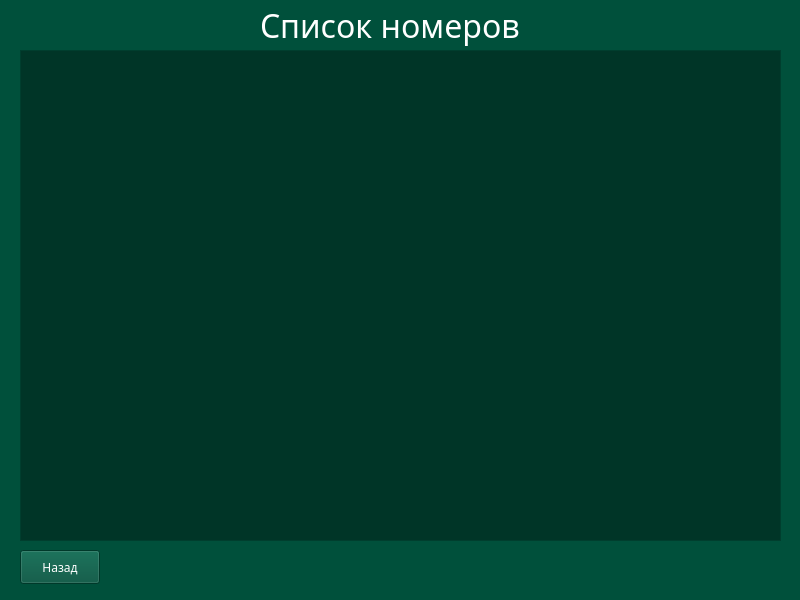
Before: the Qt Designer form gui_files/table_list.ui in VantuzFed/hotel_mit, drawn with Qt 5.
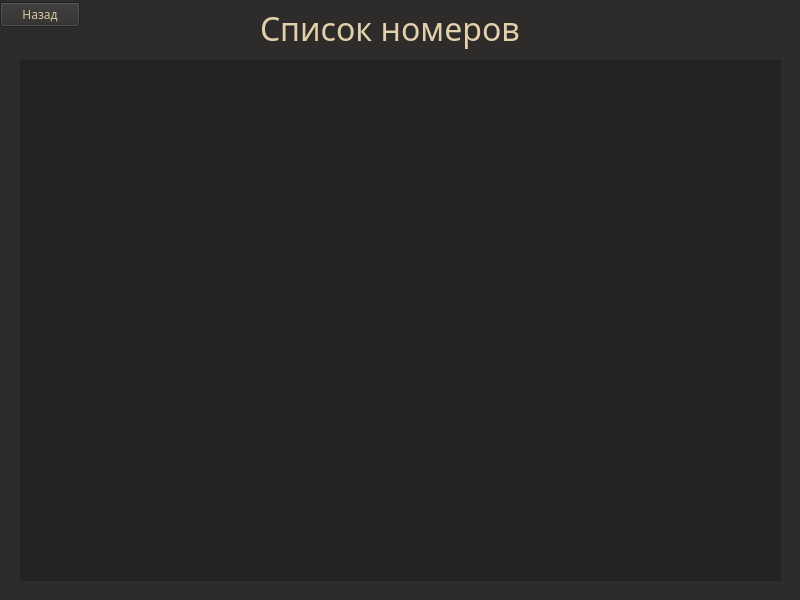
After: the same form once the commit is applied.

The edit to the form file:
```diff
--- a/gui_files/table_list.ui
+++ b/gui_files/table_list.ui
@@ -10,12 +10,6 @@
     <height>600</height>
    </rect>
   </property>
-  <property name="sizePolicy">
-   <sizepolicy hsizetype="Fixed" vsizetype="Fixed">
-    <horstretch>0</horstretch>
-    <verstretch>0</verstretch>
-   </sizepolicy>
-  </property>
   <property name="minimumSize">
    <size>
     <width>800</width>
@@ -34,99 +28,99 @@
      <colorrole role="WindowText">
       <brush brushstyle="SolidPattern">
        <color alpha="255">
-        <red>255</red>
-        <green>255</green>
-        <blue>255</blue>
+        <red>225</red>
+        <green>208</green>
+        <blue>169</blue>
        </color>
       </brush>
      </colorrole>
      <colorrole role="Button">
       <brush brushstyle="SolidPattern">
        <color alpha="255">
-        <red>0</red>
-        <green>80</green>
-        <blue>59</blue>
+        <red>46</red>
+        <green>44</green>
+        <blue>43</blue>
        </color>
       </brush>
      </colorrole>
      <colorrole role="Light">
       <brush brushstyle="SolidPattern">
        <color alpha="255">
-        <red>0</red>
-        <green>120</green>
-        <blue>88</blue>
+        <red>69</red>
+        <green>66</green>
+        <blue>65</blue>
        </color>
       </brush>
      </colorrole>
      <colorrole role="Midlight">
       <brush brushstyle="SolidPattern">
        <color alpha="255">
-        <red>0</red>
-        <green>100</green>
-        <blue>73</blue>
+        <red>57</red>
+        <green>55</green>
+        <blue>54</blue>
        </color>
       </brush>
      </colorrole>
      <colorrole role="Dark">
       <brush brushstyle="SolidPattern">
        <color alpha="255">
-        <red>0</red>
-        <green>40</green>
-        <blue>29</blue>
+        <red>23</red>
+        <green>22</green>
+        <blue>22</blue>
        </color>
       </brush>
      </colorrole>
      <colorrole role="Mid">
       <brush brushstyle="SolidPattern">
        <color alpha="255">
-        <red>0</red>
-        <green>53</green>
-        <blue>39</blue>
+        <red>31</red>
+        <green>29</green>
+        <blue>29</blue>
        </color>
       </brush>
      </colorrole>
      <colorrole role="Text">
       <brush brushstyle="SolidPattern">
        <color alpha="255">
-        <red>255</red>
-        <green>255</green>
-        <blue>255</blue>
+        <red>215</red>
+        <green>201</green>
+        <blue>163</blue>
        </color>
       </brush>
      </colorrole>
      <colorrole role="BrightText">
       <brush brushstyle="SolidPattern">
        <color alpha="255">
-        <red>255</red>
-        <green>255</green>
-        <blue>255</blue>
+        <red>215</red>
+        <green>201</green>
+        <blue>163</blue>
        </color>
       </brush>
      </colorrole>
      <colorrole role="ButtonText">
       <brush brushstyle="SolidPattern">
        <color alpha="255">
-        <red>255</red>
-        <green>255</green>
-        <blue>255</blue>
+        <red>215</red>
+        <green>201</green>
+        <blue>163</blue>
        </color>
       </brush>
      </colorrole>
      <colorrole role="Base">
       <brush brushstyle="SolidPattern">
        <color alpha="255">
-        <red>0</red>
-        <green>53</green>
-        <blue>39</blue>
+        <red>36</red>
+        <green>34</green>
+        <blue>33</blue>
        </color>
       </brush>
      </colorrole>
      <colorrole role="Window">
       <brush brushstyle="SolidPattern">
        <color alpha="255">
-        <red>0</red>
-        <green>80</green>
-        <blue>59</blue>
+        <red>46</red>
+        <green>44</green>
+        <blue>43</blue>
        </color>
       </brush>
      </colorrole>
@@ -139,12 +133,21 @@
        </color>
       </brush>
      </colorrole>
+     <colorrole role="Highlight">
+      <brush brushstyle="SolidPattern">
+       <color alpha="255">
+        <red>167</red>
+        <green>164</green>
+        <blue>0</blue>
+       </color>
+      </brush>
+     </colorrole>
      <colorrole role="AlternateBase">
       <brush brushstyle="SolidPattern">
        <color alpha="255">
-        <red>0</red>
-        <green>40</green>
-        <blue>29</blue>
+        <red>23</red>
+        <green>22</green>
+        <blue>21</blue>
        </color>
       </brush>
      </colorrole>
@@ -168,7 +171,7 @@
      </colorrole>
      <colorrole role="PlaceholderText">
       <brush brushstyle="SolidPattern">
-       <color alpha="128">
+       <color alpha="127">
         <red>255</red>
         <green>255</green>
         <blue>255</blue>
@@ -180,99 +183,99 @@
      <colorrole role="WindowText">
       <brush brushstyle="SolidPattern">
        <color alpha="255">
-        <red>255</red>
-        <green>255</green>
-        <blue>255</blue>
+        <red>225</red>
+        <green>208</green>
+        <blue>169</blue>
        </color>
       </brush>
      </colorrole>
      <colorrole role="Button">
       <brush brushstyle="SolidPattern">
        <color alpha="255">
-        <red>0</red>
-        <green>80</green>
-        <blue>59</blue>
+        <red>46</red>
+        <green>44</green>
+        <blue>43</blue>
        </color>
       </brush>
      </colorrole>
      <colorrole role="Light">
       <brush brushstyle="SolidPattern">
        <color alpha="255">
-        <red>0</red>
-        <green>120</green>
-        <blue>88</blue>
+        <red>69</red>
+        <green>66</green>
+        <blue>65</blue>
        </color>
       </brush>
      </colorrole>
      <colorrole role="Midlight">
       <brush brushstyle="SolidPattern">
        <color alpha="255">
-        <red>0</red>
-        <green>100</green>
-        <blue>73</blue>
+        <red>57</red>
+        <green>55</green>
+        <blue>54</blue>
        </color>
       </brush>
      </colorrole>
      <colorrole role="Dark">
       <brush brushstyle="SolidPattern">
        <color alpha="255">
-        <red>0</red>
-        <green>40</green>
-        <blue>29</blue>
+        <red>23</red>
+        <green>22</green>
+        <blue>22</blue>
        </color>
       </brush>
      </colorrole>
      <colorrole role="Mid">
       <brush brushstyle="SolidPattern">
        <color alpha="255">
-        <red>0</red>
-        <green>53</green>
-        <blue>39</blue>
+        <red>31</red>
+        <green>29</green>
+        <blue>29</blue>
        </color>
       </brush>
      </colorrole>
      <colorrole role="Text">
       <brush brushstyle="SolidPattern">
        <color alpha="255">
-        <red>255</red>
-        <green>255</green>
-        <blue>255</blue>
+        <red>215</red>
+        <green>201</green>
+        <blue>163</blue>
        </color>
       </brush>
      </colorrole>
      <colorrole role="BrightText">
       <brush brushstyle="SolidPattern">
        <color alpha="255">
-        <red>255</red>
-        <green>255</green>
-        <blue>255</blue>
+        <red>215</red>
+        <green>201</green>
+        <blue>163</blue>
        </color>
       </brush>
      </colorrole>
      <colorrole role="ButtonText">
       <brush brushstyle="SolidPattern">
        <color alpha="255">
-        <red>255</red>
-        <green>255</green>
-        <blue>255</blue>
+        <red>215</red>
+        <green>201</green>
+        <blue>163</blue>
        </color>
       </brush>
      </colorrole>
      <colorrole role="Base">
       <brush brushstyle="SolidPattern">
        <color alpha="255">
-        <red>0</red>
-        <green>53</green>
-        <blue>39</blue>
+        <red>36</red>
+        <green>34</green>
+        <blue>33</blue>
        </color>
       </brush>
      </colorrole>
      <colorrole role="Window">
       <brush brushstyle="SolidPattern">
        <color alpha="255">
-        <red>0</red>
-        <green>80</green>
-        <blue>59</blue>
+        <red>46</red>
+        <green>44</green>
+        <blue>43</blue>
        </color>
       </brush>
      </colorrole>
@@ -285,12 +288,21 @@
        </color>
       </brush>
      </colorrole>
+     <colorrole role="Highlight">
+      <brush brushstyle="SolidPattern">
+       <color alpha="255">
+        <red>167</red>
+        <green>164</green>
+        <blue>0</blue>
+       </color>
+      </brush>
+     </colorrole>
      <colorrole role="AlternateBase">
       <brush brushstyle="SolidPattern">
        <color alpha="255">
-        <red>0</red>
-        <green>40</green>
-        <blue>29</blue>
+        <red>23</red>
+        <green>22</green>
+        <blue>21</blue>
        </color>
       </brush>
      </colorrole>
@@ -314,7 +326,7 @@
      </colorrole>
      <colorrole role="PlaceholderText">
       <brush brushstyle="SolidPattern">
-       <color alpha="128">
+       <color alpha="127">
         <red>255</red>
         <green>255</green>
         <blue>255</blue>
@@ -326,99 +338,99 @@
      <colorrole role="WindowText">
       <brush brushstyle="SolidPattern">
        <color alpha="255">
-        <red>0</red>
-        <green>40</green>
-        <blue>29</blue>
+        <red>23</red>
+        <green>22</green>
+        <blue>22</blue>
        </color>
       </brush>
      </colorrole>
      <colorrole role="Button">
       <brush brushstyle="SolidPattern">
        <color alpha="255">
-        <red>0</red>
-        <green>80</green>
-        <blue>59</blue>
+        <red>46</red>
+        <green>44</green>
+        <blue>43</blue>
        </color>
       </brush>
      </colorrole>
      <colorrole role="Light">
       <brush brushstyle="SolidPattern">
        <color alpha="255">
-        <red>0</red>
-        <green>120</green>
-        <blue>88</blue>
+        <red>69</red>
+        <green>66</green>
+        <blue>65</blue>
        </color>
       </brush>
      </colorrole>
      <colorrole role="Midlight">
       <brush brushstyle="SolidPattern">
        <color alpha="255">
-        <red>0</red>
-        <green>100</green>
-        <blue>73</blue>
+        <red>57</red>
+        <green>55</green>
+        <blue>54</blue>
        </color>
       </brush>
      </colorrole>
      <colorrole role="Dark">
       <brush brushstyle="SolidPattern">
        <color alpha="255">
-        <red>0</red>
-        <green>40</green>
-        <blue>29</blue>
+        <red>23</red>
+        <green>22</green>
+        <blue>22</blue>
        </color>
       </brush>
      </colorrole>
      <colorrole role="Mid">
       <brush brushstyle="SolidPattern">
        <color alpha="255">
-        <red>0</red>
-        <green>53</green>
-        <blue>39</blue>
+        <red>31</red>
+        <green>29</green>
+        <blue>29</blue>
        </color>
       </brush>
      </colorrole>
      <colorrole role="Text">
       <brush brushstyle="SolidPattern">
        <color alpha="255">
-        <red>0</red>
-        <green>40</green>
-        <blue>29</blue>
+        <red>23</red>
+        <green>22</green>
+        <blue>22</blue>
        </color>
       </brush>
      </colorrole>
      <colorrole role="BrightText">
       <brush brushstyle="SolidPattern">
        <color alpha="255">
-        <red>255</red>
-        <green>255</green>
-        <blue>255</blue>
+        <red>215</red>
+        <green>201</green>
+        <blue>163</blue>
        </color>
       </brush>
      </colorrole>
      <colorrole role="ButtonText">
       <brush brushstyle="SolidPattern">
        <color alpha="255">
-        <red>0</red>
-        <green>40</green>
-        <blue>29</blue>
+        <red>23</red>
+        <green>22</green>
+        <blue>22</blue>
        </color>
       </brush>
      </colorrole>
      <colorrole role="Base">
       <brush brushstyle="SolidPattern">
        <color alpha="255">
-        <red>0</red>
-        <green>80</green>
-        <blue>59</blue>
+        <red>46</red>
+        <green>44</green>
+        <blue>43</blue>
        </color>
       </brush>
      </colorrole>
      <colorrole role="Window">
       <brush brushstyle="SolidPattern">
        <color alpha="255">
-        <red>0</red>
-        <green>80</green>
-        <blue>59</blue>
+        <red>46</red>
+        <green>44</green>
+        <blue>43</blue>
        </color>
       </brush>
      </colorrole>
@@ -431,12 +443,21 @@
        </color>
       </brush>
      </colorrole>
+     <colorrole role="Highlight">
+      <brush brushstyle="SolidPattern">
+       <color alpha="255">
+        <red>145</red>
+        <green>145</green>
+        <blue>145</blue>
+       </color>
+      </brush>
+     </colorrole>
      <colorrole role="AlternateBase">
       <brush brushstyle="SolidPattern">
        <color alpha="255">
-        <red>0</red>
-        <green>80</green>
-        <blue>59</blue>
+        <red>46</red>
+        <green>44</green>
+        <blue>43</blue>
        </color>
       </brush>
      </colorrole>
@@ -460,10 +481,10 @@
      </colorrole>
      <colorrole role="PlaceholderText">
       <brush brushstyle="SolidPattern">
-       <color alpha="128">
-        <red>255</red>
-        <green>255</green>
-        <blue>255</blue>
+       <color alpha="127">
+        <red>23</red>
+        <green>22</green>
+        <blue>22</blue>
        </color>
       </brush>
      </colorrole>
@@ -472,21 +493,43 @@
   </property>
   <property name="font">
    <font>
-    <family>Sans Serif</family>
-    <italic>false</italic>
+    <family>Rubik</family>
    </font>
   </property>
   <property name="windowTitle">
    <string>Список номеров</string>
   </property>
-  <property name="windowOpacity">
-   <double>0.000000000000000</double>
-  </property>
+  <widget class="QPushButton" name="button">
+   <property name="geometry">
+    <rect>
+     <x>0</x>
+     <y>2</y>
+     <width>80</width>
+     <height>25</height>
+    </rect>
+   </property>
+   <property name="text">
+    <string>Назад</string>
+   </property>
+  </widget>
+  <widget class="QTableWidget" name="table">
+   <property name="geometry">
+    <rect>
+     <x>20</x>
+     <y>60</y>
+     <width>761</width>
+     <height>521</height>
+    </rect>
+   </property>
+   <property name="editTriggers">
+    <set>QAbstractItemView::NoEditTriggers</set>
+   </property>
+  </widget>
   <widget class="QLabel" name="label">
    <property name="geometry">
     <rect>
      <x>260</x>
-     <y>-10</y>
+     <y>-7</y>
      <width>431</width>
      <height>71</height>
     </rect>
@@ -502,38 +545,6 @@
     <string>Список номеров</string>
    </property>
   </widget>
-  <widget class="QTableWidget" name="table">
-   <property name="geometry">
-    <rect>
-     <x>20</x>
-     <y>50</y>
-     <width>761</width>
-     <height>491</height>
-    </rect>
-   </property>
-   <property name="editTriggers">
-    <set>QAbstractItemView::EditTrigger::NoEditTriggers</set>
-   </property>
-  </widget>
-  <widget class="QPushButton" name="but_back">
-   <property name="geometry">
-    <rect>
-     <x>20</x>
-     <y>550</y>
-     <width>80</width>
-     <height>34</height>
-    </rect>
-   </property>
-   <property name="font">
-    <font>
-     <family>Rubik</family>
-     <italic>false</italic>
-    </font>
-   </property>
-   <property name="text">
-    <string>Назад</string>
-   </property>
-  </widget>
  </widget>
  <resources/>
  <connections/>
```
Left out of the diff: 6 changed lines with no effect on the pictures.
